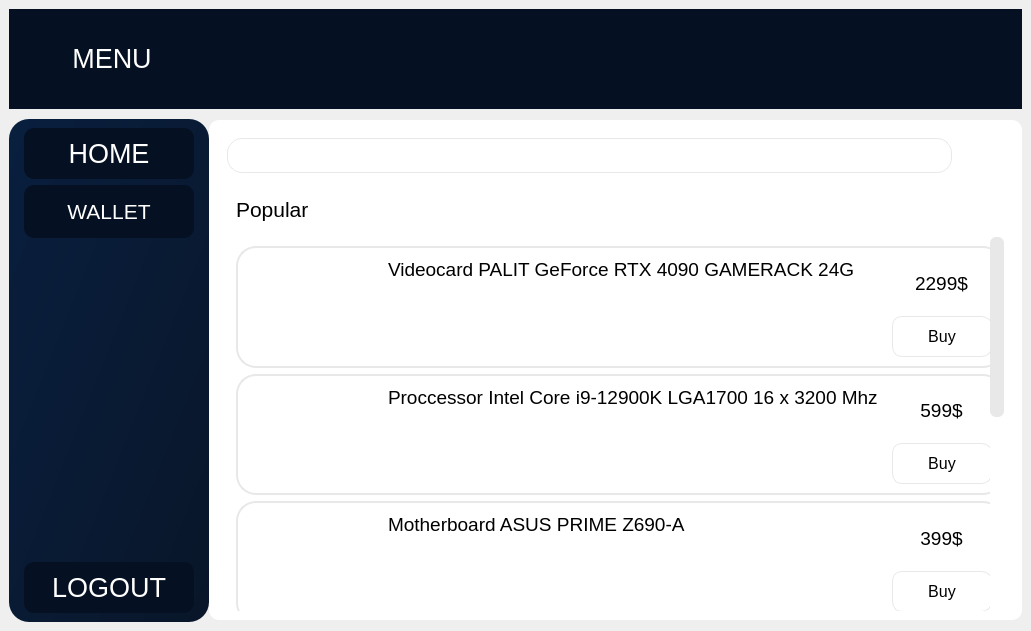
Above: ui/ui/app.ui from scottarsenjr/gl before the change. Below: the same form after it.
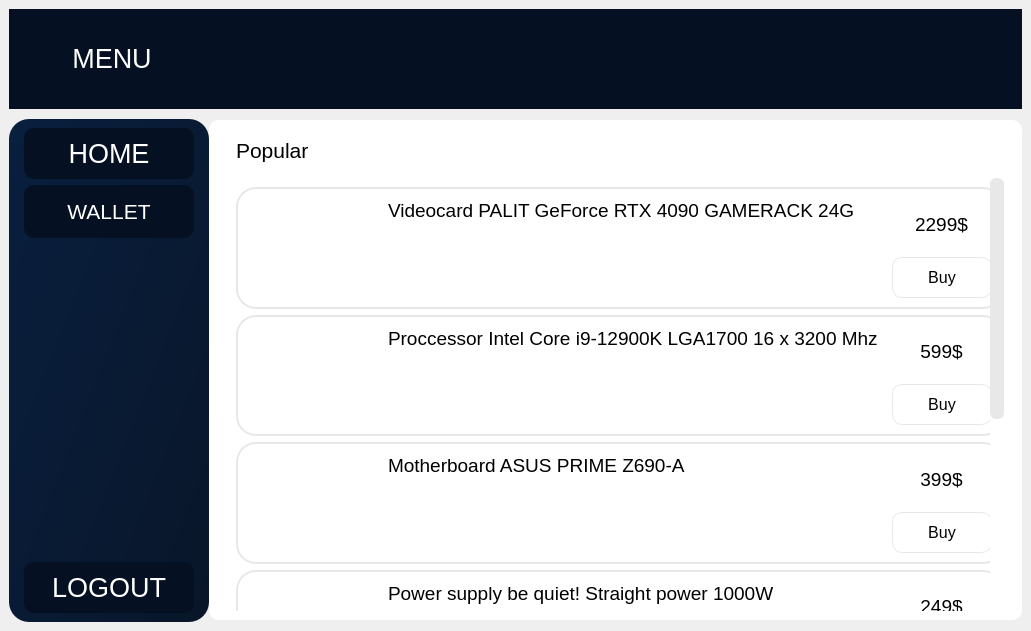
That is the form after the change. The open tabs and pages were chosen to show the change. Icons and pictures are not drawn.

What changed in the file:
```diff
--- a/ui/ui/app.ui
+++ b/ui/ui/app.ui
@@ -149,132 +149,6 @@
               <enum>QFrame::Raised</enum>
              </property>
              <layout class="QVBoxLayout" name="verticalLayout_4">
-              <item>
-               <widget class="QFrame" name="frame_4">
-                <property name="minimumSize">
-                 <size>
-                  <width>0</width>
-                  <height>53</height>
-                 </size>
-                </property>
-                <property name="maximumSize">
-                 <size>
-                  <width>16777215</width>
-                  <height>53</height>
-                 </size>
-                </property>
-                <property name="frameShape">
-                 <enum>QFrame::StyledPanel</enum>
-                </property>
-                <property name="frameShadow">
-                 <enum>QFrame::Raised</enum>
-                </property>
-                <layout class="QVBoxLayout" name="verticalLayout_6">
-                 <item>
-                  <widget class="QFrame" name="frame_7">
-                   <property name="frameShape">
-                    <enum>QFrame::StyledPanel</enum>
-                   </property>
-                   <property name="frameShadow">
-                    <enum>QFrame::Raised</enum>
-                   </property>
-                   <layout class="QHBoxLayout" name="horizontalLayout_5">
-                    <property name="spacing">
-                     <number>0</number>
-                    </property>
-                    <property name="leftMargin">
-                     <number>0</number>
-                    </property>
-                    <property name="topMargin">
-                     <number>0</number>
-                    </property>
-                    <property name="rightMargin">
-                     <number>0</number>
-                    </property>
-                    <property name="bottomMargin">
-                     <number>0</number>
-                    </property>
-                    <item>
-                     <widget class="QFrame" name="frame_16">
-                      <property name="frameShape">
-                       <enum>QFrame::StyledPanel</enum>
-                      </property>
-                      <property name="frameShadow">
-                       <enum>QFrame::Raised</enum>
-                      </property>
-                      <layout class="QHBoxLayout" name="horizontalLayout_4">
-                       <property name="spacing">
-                        <number>0</number>
-                       </property>
-                       <property name="leftMargin">
-                        <number>0</number>
-                       </property>
-                       <property name="topMargin">
-                        <number>0</number>
-                       </property>
-                       <property name="rightMargin">
-                        <number>0</number>
-                       </property>
-                       <property name="bottomMargin">
-                        <number>0</number>
-                       </property>
-                       <item>
-                        <widget class="QLineEdit" name="search_bar">
-                         <property name="sizePolicy">
-                          <sizepolicy hsizetype="Expanding" vsizetype="Expanding">
-                           <horstretch>0</horstretch>
-                           <verstretch>0</verstretch>
-                          </sizepolicy>
-                         </property>
-                         <property name="font">
-                          <font>
-                           <pointsize>16</pointsize>
-                          </font>
-                         </property>
-                         <property name="styleSheet">
-                          <string notr="true">border: 1px solid rgb(232, 232, 232);
-border-radius: 15px;
-color: rgb(167, 167, 167);</string>
-                         </property>
-                        </widget>
-                       </item>
-                       <item>
-                        <widget class="QPushButton" name="search">
-                         <property name="styleSheet">
-                          <string notr="true">QPushButton {
-	background-color: rgba(255, 255, 255, 0);
-}</string>
-                         </property>
-                         <property name="text">
-                          <string/>
-                         </property>
-                         <property name="icon">
-                          <iconset resource="../resources/icons.qrc">
-                           <normaloff>:/icons/icons/search.svg</normaloff>
-                           <normalon>:/icons/icons/search-hover.svg</normalon>
-                           <disabledon>:/icons/icons/search-hover.svg</disabledon>
-                           <selectedon>:/icons/icons/search-hover.svg</selectedon>:/icons/icons/search.svg</iconset>
-                         </property>
-                         <property name="iconSize">
-                          <size>
-                           <width>24</width>
-                           <height>24</height>
-                          </size>
-                         </property>
-                         <property name="checkable">
-                          <bool>false</bool>
-                         </property>
-                        </widget>
-                       </item>
-                      </layout>
-                     </widget>
-                    </item>
-                   </layout>
-                  </widget>
-                 </item>
-                </layout>
-               </widget>
-              </item>
               <item>
                <widget class="QFrame" name="frame_6">
                 <property name="frameShape">
```
Left out of the diff: 2 changed lines with no effect on the pictures.
